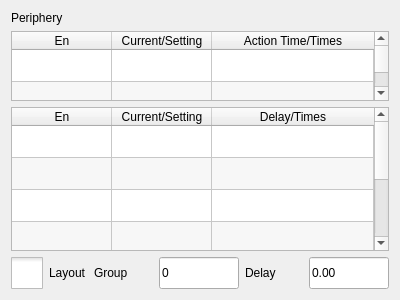
Above: hcinstruction/icperipherypage.ui from GaussCheng/2-5AxisPunch before the change. Below: the same form after it.
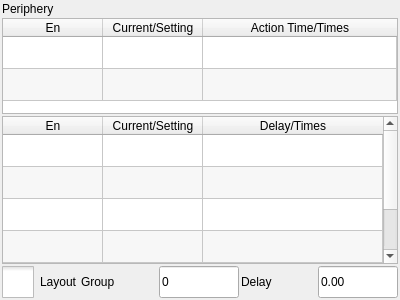
That is the form after the change. Icons and pictures are not drawn. Custom widgets are drawn as their Qt base class.

```diff
--- a/hcinstruction/icperipherypage.ui
+++ b/hcinstruction/icperipherypage.ui
@@ -14,6 +14,12 @@
    <string>Form</string>
   </property>
   <layout class="QVBoxLayout" name="verticalLayout">
+   <property name="spacing">
+    <number>2</number>
+   </property>
+   <property name="margin">
+    <number>2</number>
+   </property>
    <item>
     <widget class="QLabel" name="label">
      <property name="text">
@@ -26,7 +32,7 @@
      <property name="maximumSize">
       <size>
        <width>16777215</width>
-       <height>110</height>
+       <height>140</height>
       </size>
      </property>
      <property name="styleSheet">
```
